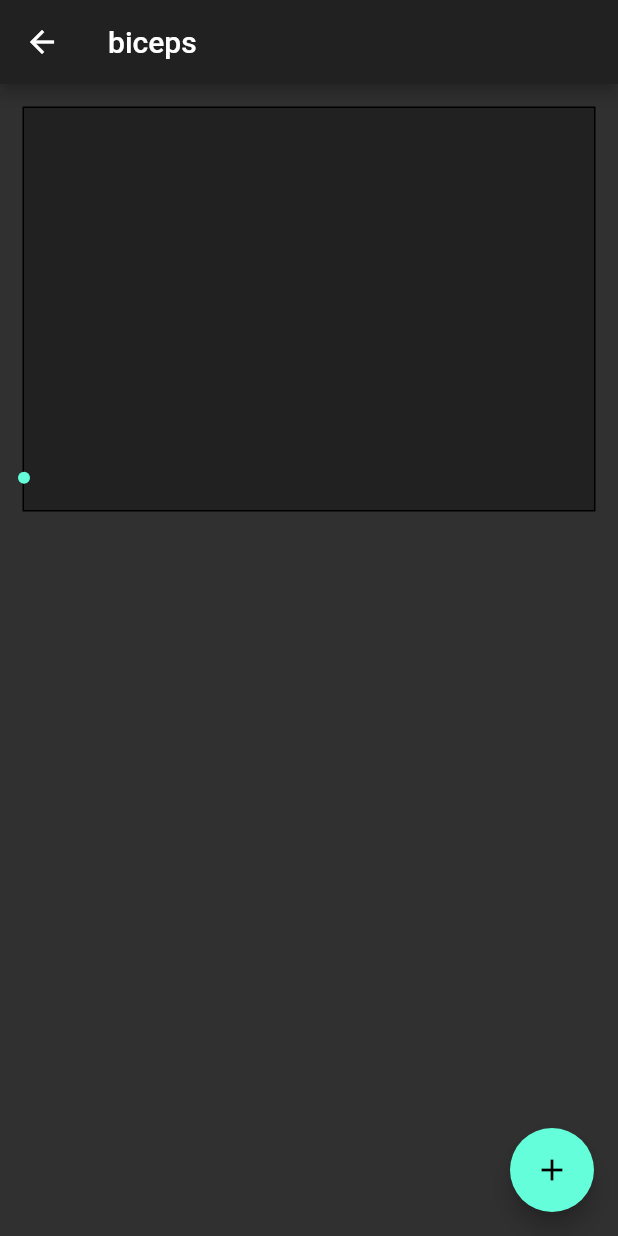
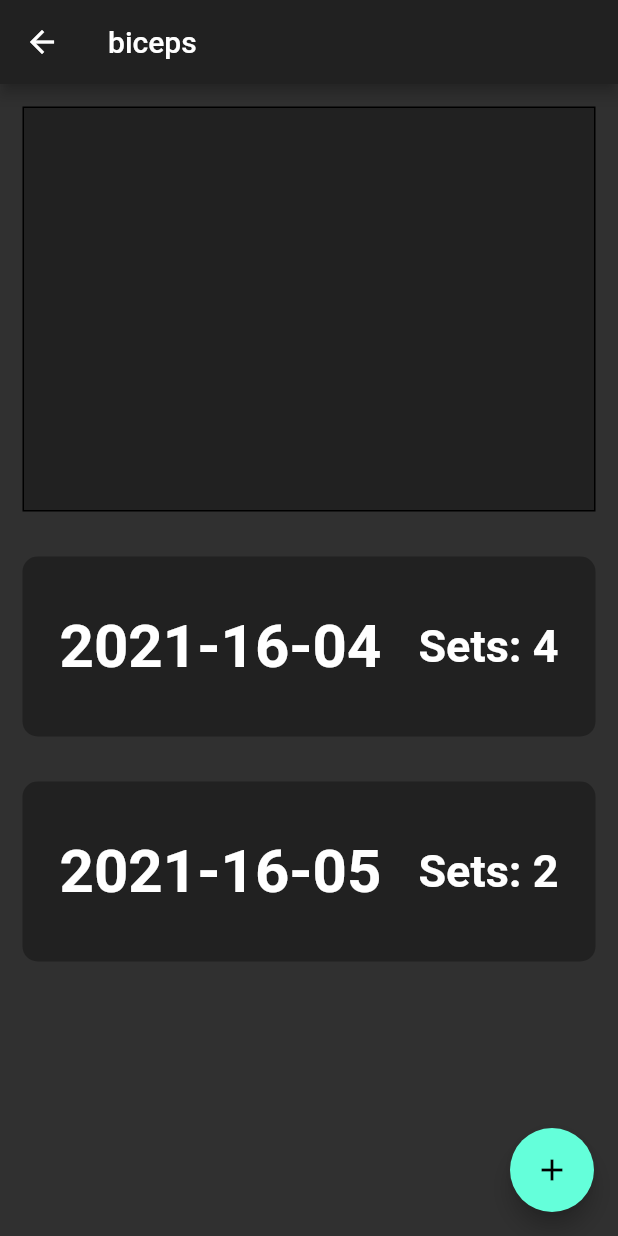
Before and after one commit to CarlHagred/LiftStatus, a Flutter app: the screen it shows after launch, after a tap on "biceps", on a phone screen of 412 x 824 dp. Run offline on Flutter 3.47's test engine with Material 2 defaults, Android fonts, the phone set to English and light mode, and no system bars; drawn by our look-alikes of fl_chart; our stand-ins replace font_awesome_flutter.

Commit message:
changed json file

```diff
--- a/lib/exercise_page.dart
+++ b/lib/exercise_page.dart
@@ -58,7 +58,7 @@ class _ExercisePageState extends State<ExercisePage> {
                   ],
                 ),
               ), () {
-            //go to teh set list for that ddate where you can see more info about the sets
+            //go to the set list for that date where you can see more info about the sets
           }),
         );
       },
@@ -72,9 +72,19 @@ class _ExercisePageState extends State<ExercisePage> {
 
   List<FlSpot> chartData = [];
   void getChartData() {
+    List<dynamic> responseList = exercises[title]["data"];
     List<FlSpot> responseChartList = [];
     double j = 0;
-    for (var i = lists[title].length - 1; i >= 0; i--) {
+
+    responseList.forEach(
+      (post) {
+        for (var i = 0; i < post[post.keys.first].length; i++) {
+          print(post[post.keys.first][i]["weight"]);
+        }
+      },
+    );
+
+    /*for (var i = responseList.length - 1; i >= 0; i--) {
       var curentIndex = lists[title][i];
       int weight = curentIndex["weight"];
       responseChartList.add(
@@ -84,7 +94,7 @@ class _ExercisePageState extends State<ExercisePage> {
         ),
       );
       j++;
-    }
+    }*/
     setState(() {
       chartData = responseChartList;
     });
--- a/lib/home_screen.dart
+++ b/lib/home_screen.dart
@@ -17,7 +17,7 @@ class _HomeScreenState extends State<HomeScreenPage> {
   List<Widget> itemsData = [];
   void getPostsData() {
     List<Widget> responseList = [];
-    for (var i = 0; i < lists.length; i++) {
+    for (var i = 0; i < exercises.length; i++) {
       responseList.add(
         Container(
           height: 50,
@@ -25,7 +25,7 @@ class _HomeScreenState extends State<HomeScreenPage> {
           child: ElevatedButton(
             child: Center(
               child: Text(
-                '${lists.keys.elementAt(i)}',
+                '${exercises.keys.elementAt(i)}',
                 style: TextStyle(
                   fontSize: 18,
                   fontWeight: FontWeight.bold,
@@ -40,7 +40,7 @@ class _HomeScreenState extends State<HomeScreenPage> {
                 context,
                 MaterialPageRoute(
                   builder: (context) {
-                    return ExercisePage(title: lists.keys.elementAt(i));
+                    return ExercisePage(title: exercises.keys.elementAt(i));
                   },
                 ),
               );
@@ -98,7 +98,10 @@ class _HomeScreenState extends State<HomeScreenPage> {
                     onPressed: () {
                       if (myController.text.isNotEmpty) {
                         setState(() {
-                          lists['${myController.text}'] = [];
+                          exercises['${myController.text}'] = {
+                            "pb": 0,
+                            "data": []
+                          };
                         });
                         getPostsData();
                       }
--- a/lib/model/sets.dart
+++ b/lib/model/sets.dart
@@ -25,6 +25,49 @@ var exercises = {
             "reps": 6,
           },
         ]
+      },
+      {
+        "2021-16-05": [
+          {
+            "name": "first set",
+            "weight": 100,
+            "reps": 6,
+          },
+          {
+            "name": "second set",
+            "weight": 90,
+            "reps": 6,
+          },
+        ]
+      },
+    ]
+  },
+  "biceps": {
+    "pb": 120,
+    "data": [
+      {
+        "2021-16-04": [
+          {
+            "name": "first set",
+            "weight": 100,
+            "reps": 6,
+          },
+          {
+            "name": "second set",
+            "weight": 120,
+            "reps": 6,
+          },
+          {
+            "name": "second set",
+            "weight": 120,
+            "reps": 6,
+          },
+          {
+            "name": "second set",
+            "weight": 120,
+            "reps": 6,
+          },
+        ],
       },
       {
         "2021-16-05": [
```
Also changed, not shown: 1 other file.
